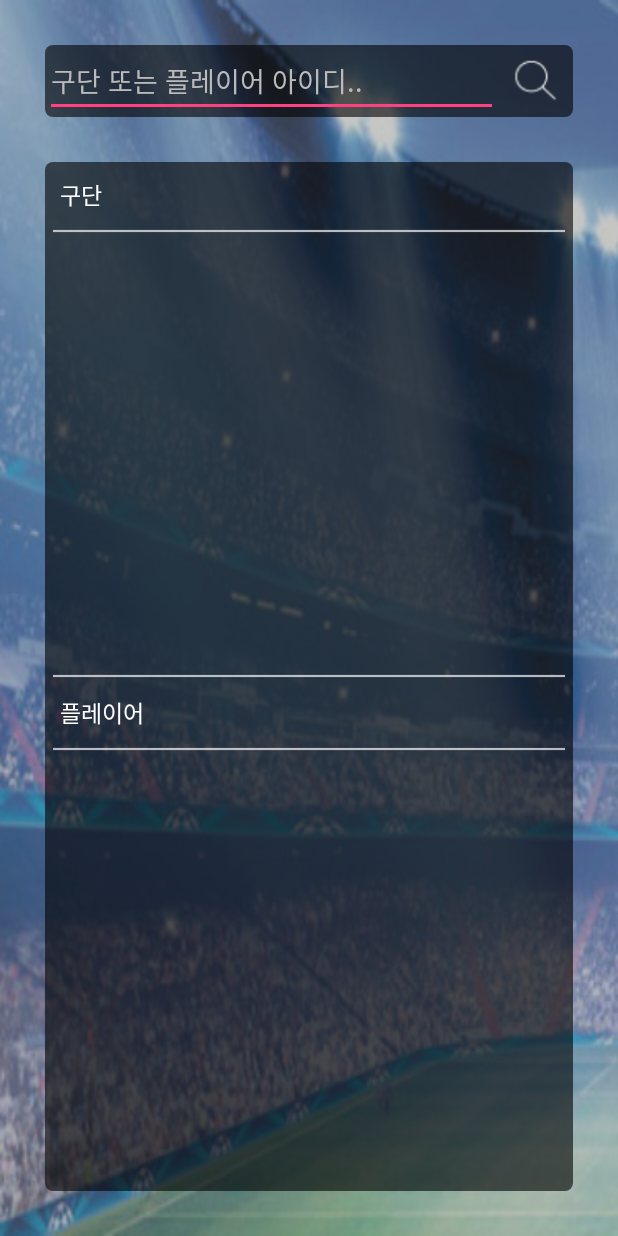
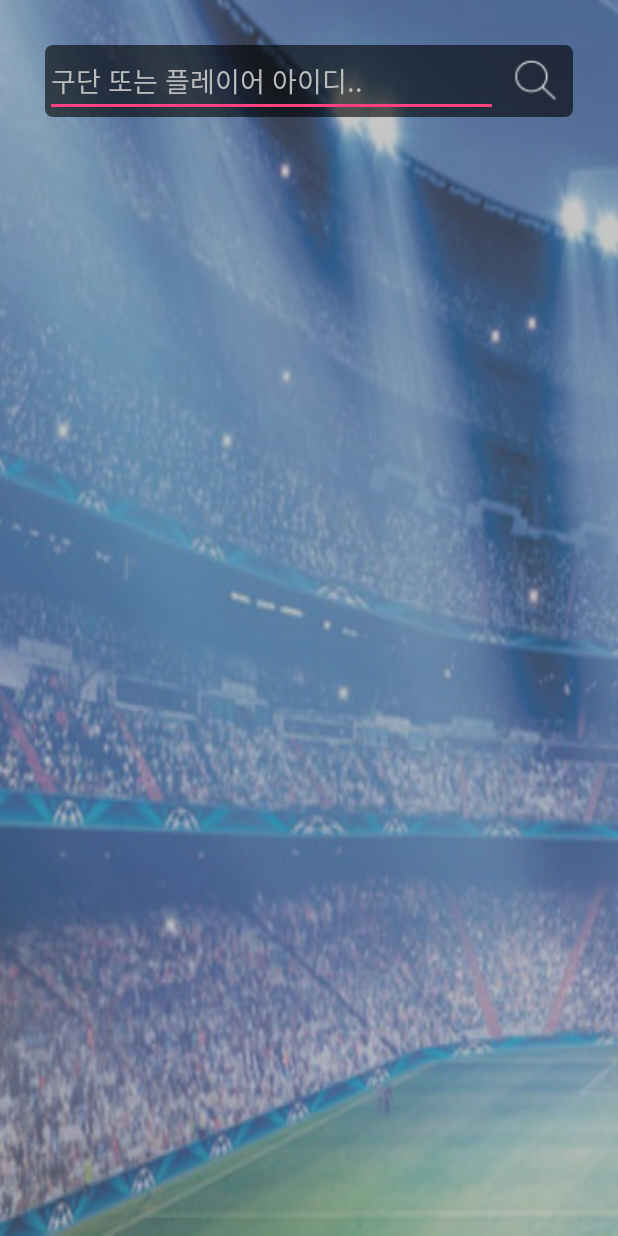
Before and after one commit to wlldnjs/SoccerManager, an Android app: the fragment SearchFragment shown on its own in the app's theme, on a phone screen of 412 x 824 dp. Run offline under Robolectric (Android 15) with nearby library versions, the phone set to English and light mode, and no system bars; 1 statement that could not run was skipped.

Commit message:
자잘한 기능 수정

```diff
--- a/app/src/main/java/com/jiwonkim/soccermanager/Main/Search/SearchFragment.java
+++ b/app/src/main/java/com/jiwonkim/soccermanager/Main/Search/SearchFragment.java
@@ -11,6 +11,7 @@ import android.view.LayoutInflater;
 import android.view.View;
 import android.view.ViewGroup;
 import android.widget.EditText;
+import android.widget.FrameLayout;
 import android.widget.ImageView;
 import android.widget.RelativeLayout;
 import android.widget.Toast;
@@ -31,6 +32,7 @@ public class SearchFragment extends Fragment{
     LinearLayoutManager linearLayoutManager;
     ArrayList<SearchListData> itemDatas;
     SearchAdapter searchAdapter;
+    FrameLayout searchResult;
 
     public SearchFragment() {
     }
@@ -49,6 +51,8 @@ public class SearchFragment extends Fragment{
     public View onCreateView(LayoutInflater inflater, @Nullable ViewGroup container, @Nullable Bundle savedInstanceState) {
         RelativeLayout layout = (RelativeLayout) inflater.inflate(R.layout.fragment_search,container,false);
 
+        searchResult = (FrameLayout)layout.findViewById(R.id.search_result);
+
         editSearch = (EditText)layout.findViewById(R.id.editSearch);
         searchBtn = (ImageView)layout.findViewById(R.id.searchBtn);
         recyclerSearch1 = (RecyclerView)layout.findViewById(R.id.recyclerSearch1);
@@ -61,16 +65,20 @@ public class SearchFragment extends Fragment{
         recyclerSearch1.setLayoutManager(linearLayoutManager);
 
         itemDatas = new ArrayList<SearchListData>();
+        itemDatas.add(new SearchListData(R.drawable.man,"hangyu","최한규","전곡조기축구회"));
+        itemDatas.add(new SearchListData(R.drawable.man,"jiwon","김지원","동두천FC"));
+        itemDatas.add(new SearchListData(R.drawable.man,"jinsung","윤진성","노원볼보이"));
+        itemDatas.add(new SearchListData(R.drawable.man,"youngbum","김영범",""));
+        itemDatas.add(new SearchListData(R.drawable.man,"2no","백인호","노원FC"));
+
         searchAdapter = new SearchAdapter(itemDatas,clickListener);
         recyclerSearch1.setAdapter(searchAdapter);
         searchBtn.setOnClickListener(new View.OnClickListener() {
             @Override
             public void onClick(View v) {
-                itemDatas.add(new SearchListData(R.drawable.man,"hangyu","최한규","전곡조기축구회"));
-                itemDatas.add(new SearchListData(R.drawable.man,"jiwon","김지원","동두천FC"));
-                itemDatas.add(new SearchListData(R.drawable.man,"jinsung","윤진성","노원볼보이"));
-                itemDatas.add(new SearchListData(R.drawable.man,"youngbum","김영범",""));
-                itemDatas.add(new SearchListData(R.drawable.man,"2no","백인호","노원FC"));
+                if(searchResult.getVisibility() == View.INVISIBLE) {
+                    searchResult.setVisibility(View.VISIBLE);
+                }
                 searchAdapter.notifyDataSetChanged();
             }
         });
--- a/app/src/main/res/layout/fragment_search.xml
+++ b/app/src/main/res/layout/fragment_search.xml
@@ -36,6 +36,8 @@
 
 
     <FrameLayout
+        android:id="@+id/search_result"
+        android:visibility="invisible"
         android:layout_below="@+id/editSearchLayout"
         android:background="@drawable/rectangle_box"
         android:layout_margin="30dp"
```
Also changed, not shown: app/src/main/java/com/jiwonkim/soccermanager/Main/Mypage/MypageFragment.java (+35 -8 lines).
